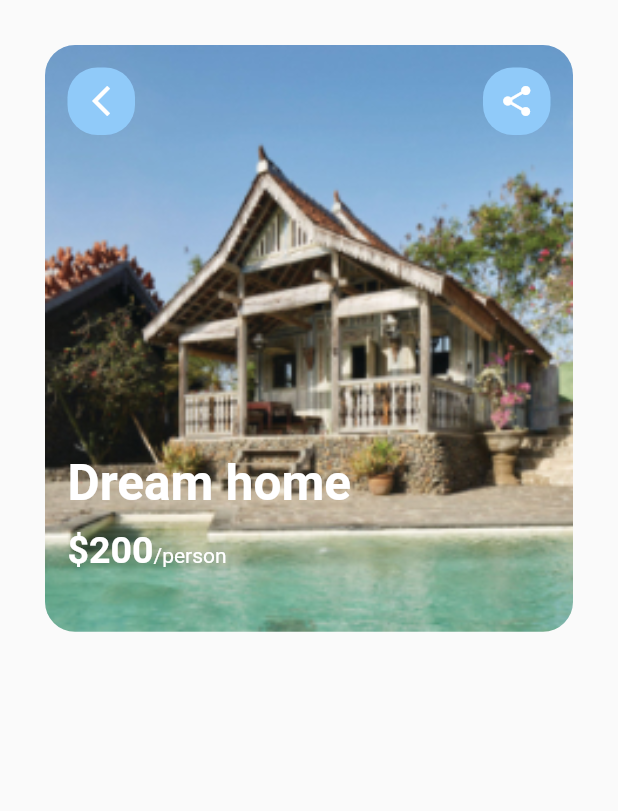
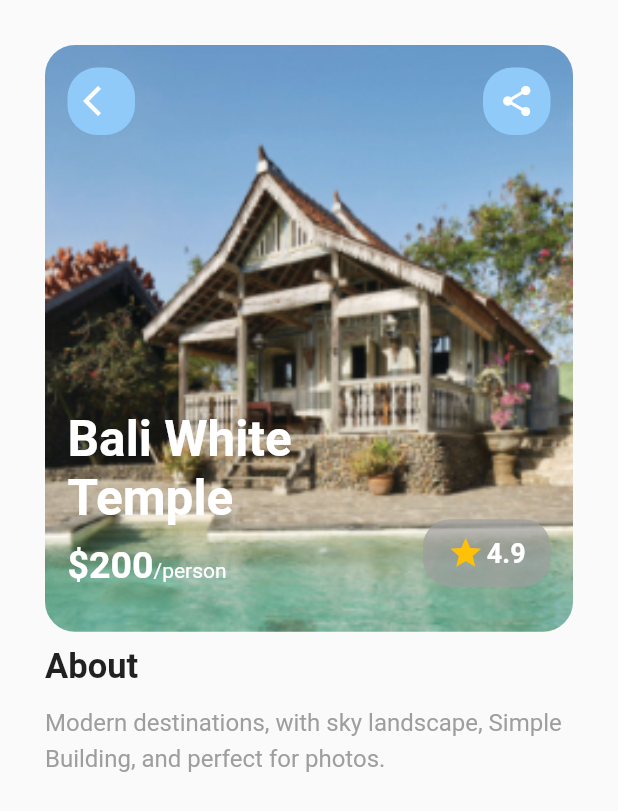
Before and after one commit to quqlock/UI-Design-for-toursim-app, a Flutter app: the DestScreen screen opened directly with sample values from the repository, on a phone screen of 412 x 824 dp. Shown: the top 811 px of the screen. Run offline on Flutter 3.47's test engine with Material 2 defaults, Android fonts, the light colour scheme and no system bars; our stand-ins replace flutter_boxicons; network calls fail.

Commit message:
Dest screen

```diff
--- a/lib/dest_screen.dart
+++ b/lib/dest_screen.dart
@@ -1,3 +1,5 @@
+import 'dart:ui';
+
 import 'package:flutter/material.dart';
 import 'package:flutter_boxicons/flutter_boxicons.dart';
 import 'package:ux1/model/destination.dart';
@@ -14,6 +16,8 @@ class DestScreen extends StatelessWidget {
           padding: const EdgeInsets.all(30.0),
           child: Container(
             child: Column(
+              mainAxisAlignment: MainAxisAlignment.start,
+              crossAxisAlignment: CrossAxisAlignment.start,
               children: [
                 Stack(
                   children: [
@@ -45,7 +49,7 @@ class DestScreen extends StatelessWidget {
                           ),
                           child: Center(
                             child: Icon(
-                              Icons.arrow_back_ios_new,
+                              Icons.arrow_back_ios,
                               color: Colors.white,
                             ),
                           ),
@@ -71,8 +75,10 @@ class DestScreen extends StatelessWidget {
                       ),
                     ),
                     Positioned(
-                      bottom: 80,
+                      bottom: 70,
                       left: 15,
+                      child: Container(
+                        width: 200,
                         child: Text(
                           dest.destName,
                           style: TextStyle(
@@ -82,8 +88,9 @@ class DestScreen extends StatelessWidget {
                           ),
                         ),
                       ),
+                    ),
                     Positioned(
-                      bottom: 40,
+                      bottom: 30,
                       left: 15,
                       child: Row(
                         crossAxisAlignment: CrossAxisAlignment.baseline,
@@ -104,8 +111,62 @@ class DestScreen extends StatelessWidget {
                         ],
                       ),
                     ),
+                    Positioned(
+                      bottom: 30,
+                      right: 15,
+                      child: Container(
+                        decoration: BoxDecoration(
+                          borderRadius: BorderRadius.circular(18),
+                          color: Colors.grey.withOpacity(0.7),
+                        ),
+                        width: 85,
+                        height: 45,
+                        child: Row(
+                          mainAxisAlignment: MainAxisAlignment.center,
+                          crossAxisAlignment: CrossAxisAlignment.center,
+                          children: [
+                            Icon(
+                              Icons.star,
+                              color: Colors.amber,
+                            ),
+                            SizedBox(
+                              width: 2,
+                            ),
+                            Text(
+                              '4.9',
+                              style: TextStyle(
+                                color: Colors.white,
+                                fontWeight: FontWeight.bold,
+                                fontSize: 18,
+                              ),
+                            ),
                           ],
-                )
+                        ),
+                      ),
+                    ),
+                  ],
+                ),
+                Padding(
+                  padding: const EdgeInsets.only(
+                    top: 10.0,
+                    bottom: 10.0,
+                  ),
+                  child: Text(
+                    'About',
+                    style: TextStyle(
+                      fontWeight: FontWeight.bold,
+                      fontSize: 23,
+                    ),
+                  ),
+                ),
+                Text(
+                  dest.destDescription,
+                  style: TextStyle(
+                    color: Colors.grey,
+                    fontSize: 16,
+                    height: 1.5,
+                  ),
+                ),
               ],
             ),
           ),
--- a/lib/main.dart
+++ b/lib/main.dart
@@ -254,13 +254,16 @@ class _MyHomePageState extends State<MyHomePage> {
                                                 crossAxisAlignment:
                                                     CrossAxisAlignment.start,
                                                 children: [
-                                                  Text(
+                                                  Container(
+                                                    width: 150,
+                                                    child: Text(
                                                       dest.destName,
                                                       style: TextStyle(
                                                         color: Colors.white,
                                                         fontWeight:
                                                             FontWeight.bold,
                                                         fontSize: 23,
+                                                      ),
                                                     ),
                                                   ),
                                                   SizedBox(
--- a/lib/model/destination.dart
+++ b/lib/model/destination.dart
@@ -12,10 +12,10 @@ class Destination {
 
 List<Destination> destinationsList = [
   Destination(
-      'Dream home',
+      'Bali White Temple',
       'Kuta Utara',
       'Bali',
-      'Lorem ipsum dolor sit amet, consectetur adipiscing elit. Sed scelerisque nisl vel nisl sollicitudin iaculis. Donec eget sem a urna sagittis feugiat. Orci varius natoque penatibus et magnis dis parturient montes, nascetur ridiculus mus. Nulla facilisi. Ut tincidunt nisi massa, vel sollicitudin ante hendrerit et. Vestibulum ante ipsum primis in faucibus orci luctus et ultrices posuere cubilia curae; Donec interdum venenatis mattis. Etiam eu augue vitae dui eleifend mattis a at enim. Morbi porttitor tortor sit amet nisl tincidunt sagittis. Sed tincidunt vel augue at ultricies. Nullam eget gravida lorem. Vestibulum odio lacus, facilisis vitae neque vel, imperdiet tincidunt libero.',
+      'Modern destinations, with sky landscape, Simple Building, and perfect for photos.',
       200,
       'assets/img/dest1.jpg'),
   Destination(
```
Also changed, not shown: pubspec.lock. Lines whose indentation alone changed are shown as unchanged.
